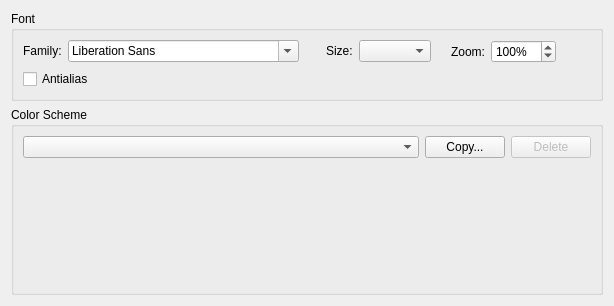
First picture: the form in src/plugins/texteditor/fontsettingspage.ui, repository qt-creator/qt-creator, before the edit.
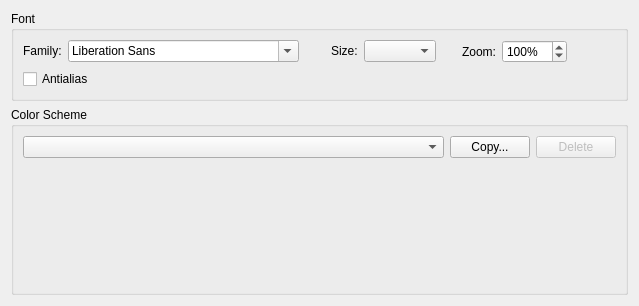
Second picture: the form after the edit. Custom widgets are drawn as their Qt base class.

Commit message:
Color scheme: Reduce minimum size and add scroll area to details
First thing that should happen when reducing the size of the preferences
dialog is to add a vertical scroll bar to the color scheme details, not
to the whole settings page.

Patch:
```diff
--- a/src/plugins/texteditor/fontsettingspage.ui
+++ b/src/plugins/texteditor/fontsettingspage.ui
@@ -6,7 +6,7 @@
    <rect>
     <x>0</x>
     <y>0</y>
-    <width>614</width>
+    <width>639</width>
     <height>306</height>
    </rect>
   </property>
@@ -173,7 +173,7 @@
       <item row="1" column="0" colspan="3">
        <widget class="TextEditor::Internal::ColorSchemeEdit" name="schemeEdit" native="true">
         <property name="sizePolicy">
-         <sizepolicy hsizetype="Preferred" vsizetype="MinimumExpanding">
+         <sizepolicy hsizetype="Preferred" vsizetype="Expanding">
           <horstretch>0</horstretch>
           <verstretch>1</verstretch>
          </sizepolicy>
```
The commit also changes 2 other files.
